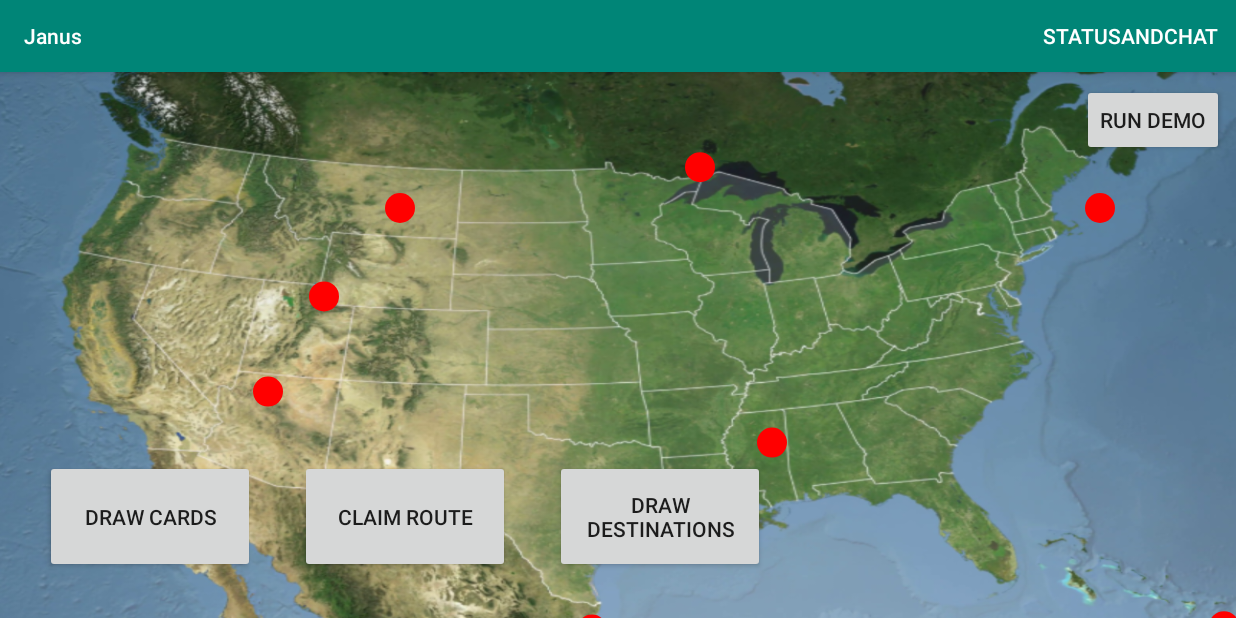
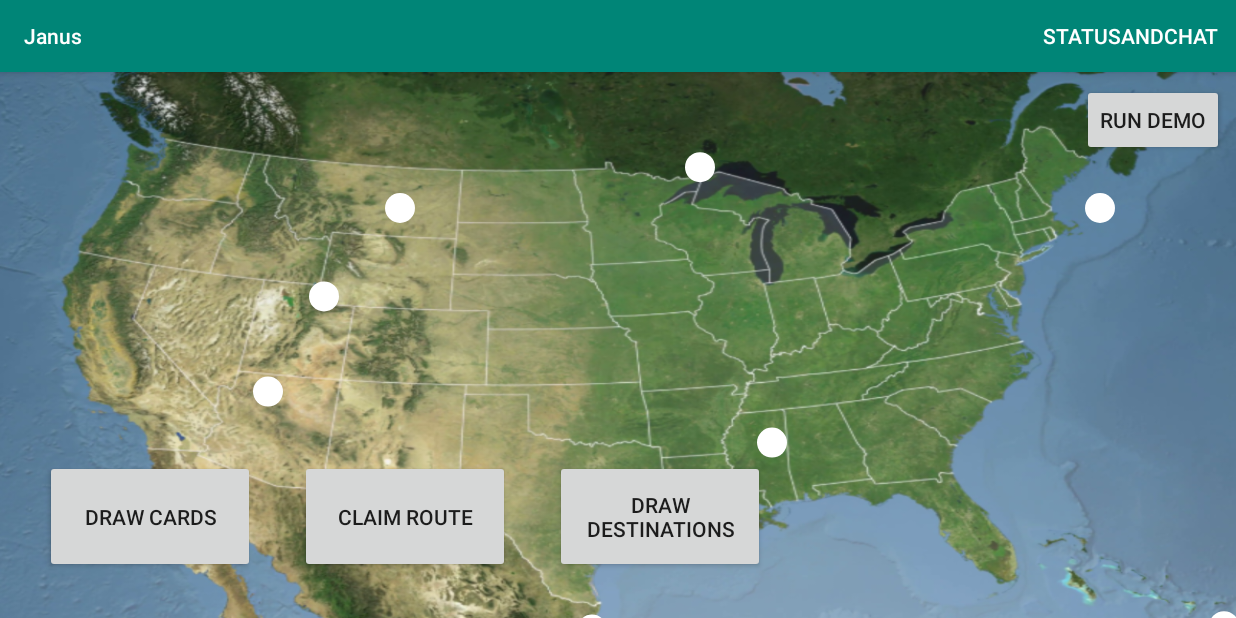
Before and after one commit to Trevash/Janice, an Android app: the MapFragment screen opened directly, with no data from a screen before it, on a phone screen of 824 x 412 dp (held sideways). Run offline under Robolectric (Android 15) with nearby library versions, the phone set to English and light mode, and no system bars; 2 statements that could not run were skipped.

Commit message:
Edited city colors and size of claim dots

```diff
--- a/app/src/main/java/com/janus/UI/MapFragment.java
+++ b/app/src/main/java/com/janus/UI/MapFragment.java
@@ -265,14 +265,14 @@ public class MapFragment extends Fragment implements MapFragmentPresenter.View{
         @Override
         public void draw(Canvas canvas) {
             Paint paint = new Paint();
-            paint.setColor(Color.RED);
+            paint.setColor(Color.WHITE);
             for(int i = 0; i < Constants.Cities.CITIES.length; i++) {
                 cityModel currentCity = Constants.Cities.CITIES[i];
                 float xVal = currentCity.getxCoordinate() * 2;
                 float yVal = (float) (currentCity.getyCoordinate() * 1.7);
                 canvas.drawCircle(xVal, yVal, 15, paint);
             }
-            paint.setStrokeWidth(10);
+            paint.setStrokeWidth(13);
             for(int i = 0; i < mRoutes.size(); i++){
                 abstractRoute route = mRoutes.get(i);
                 cityModel city1 = route.getCity1();
```
